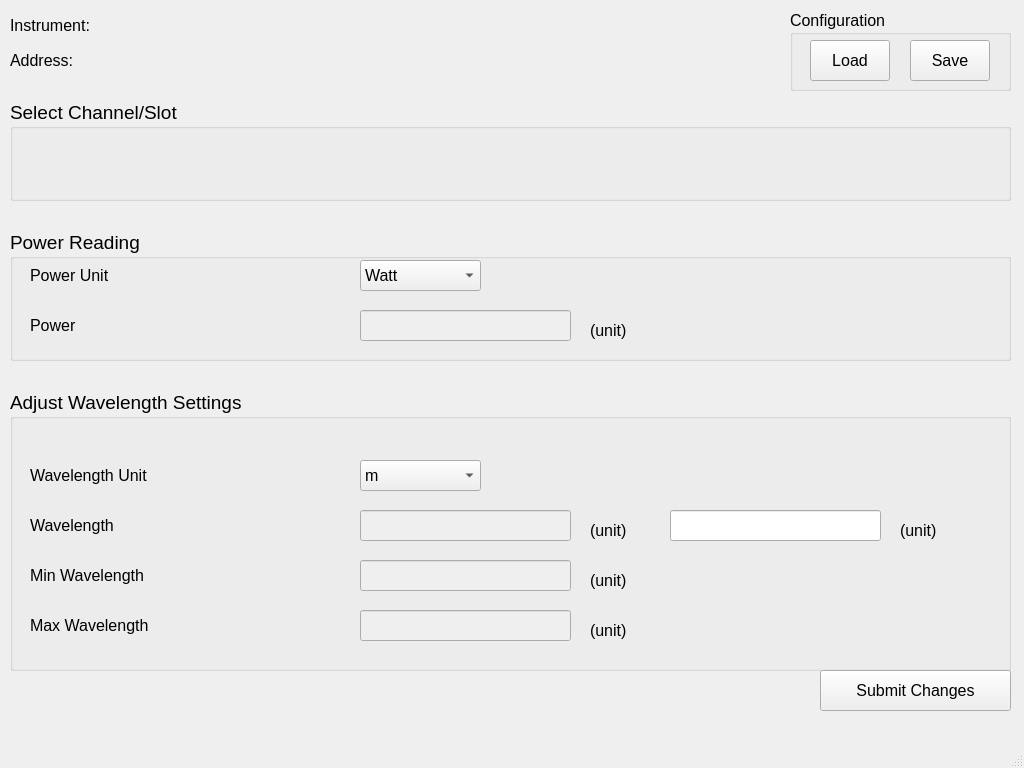
First picture: the form in src/Device_Config_Windows/configpowermeter.ui, repository shattered97/OSICS_Interface, before the edit.
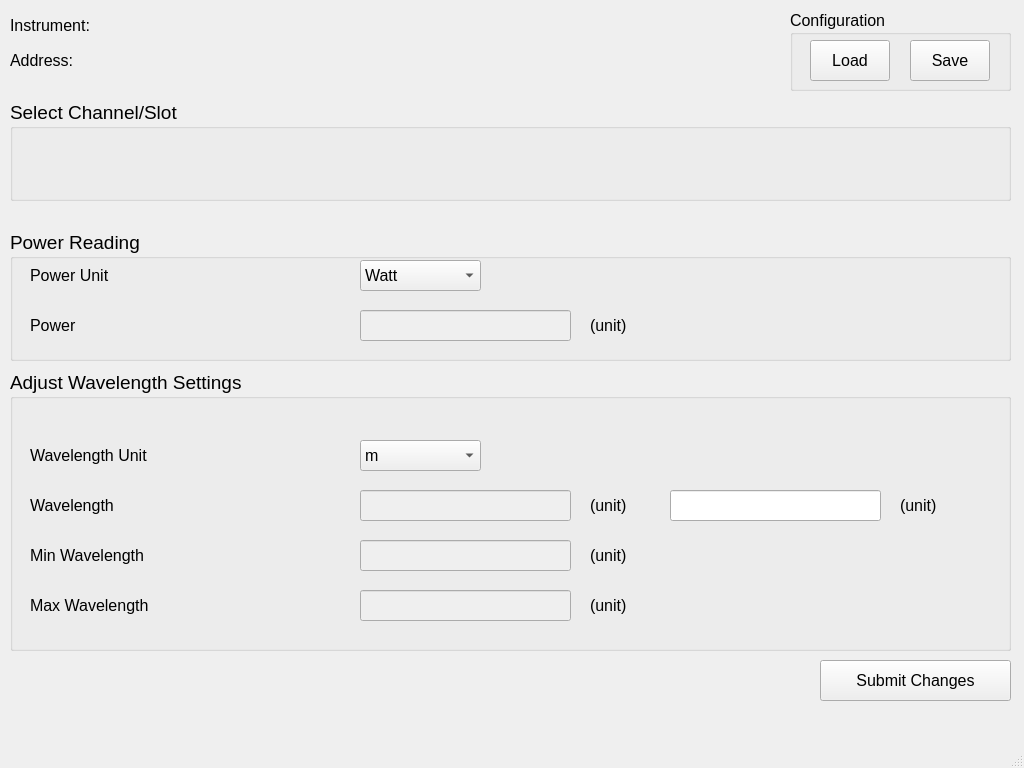
Second picture: the form after the edit.

```diff
--- a/src/Device_Config_Windows/configpowermeter.ui
+++ b/src/Device_Config_Windows/configpowermeter.ui
@@ -119,9 +119,9 @@
      <property name="geometry">
       <rect>
        <x>580</x>
-       <y>90</y>
+       <y>80</y>
        <width>51</width>
-       <height>21</height>
+       <height>31</height>
       </rect>
      </property>
      <property name="font">
@@ -202,7 +202,7 @@
     <property name="geometry">
      <rect>
       <x>10</x>
-      <y>390</y>
+      <y>370</y>
       <width>1001</width>
       <height>281</height>
      </rect>
@@ -282,9 +282,9 @@
      <property name="geometry">
       <rect>
        <x>580</x>
-       <y>130</y>
+       <y>120</y>
        <width>51</width>
-       <height>21</height>
+       <height>31</height>
       </rect>
      </property>
      <property name="font">
@@ -300,9 +300,9 @@
      <property name="geometry">
       <rect>
        <x>580</x>
-       <y>180</y>
+       <y>170</y>
        <width>51</width>
-       <height>21</height>
+       <height>31</height>
       </rect>
      </property>
      <property name="font">
@@ -318,9 +318,9 @@
      <property name="geometry">
       <rect>
        <x>580</x>
-       <y>230</y>
+       <y>220</y>
        <width>51</width>
-       <height>21</height>
+       <height>31</height>
       </rect>
      </property>
      <property name="font">
@@ -469,9 +469,9 @@
      <property name="geometry">
       <rect>
        <x>890</x>
-       <y>130</y>
+       <y>120</y>
        <width>81</width>
-       <height>21</height>
+       <height>31</height>
       </rect>
      </property>
      <property name="font">
@@ -532,7 +532,7 @@
     <property name="geometry">
      <rect>
       <x>820</x>
-      <y>670</y>
+      <y>660</y>
       <width>191</width>
       <height>41</height>
      </rect>
```
Left out of the diff: 4 changed lines with no effect on the pictures.
